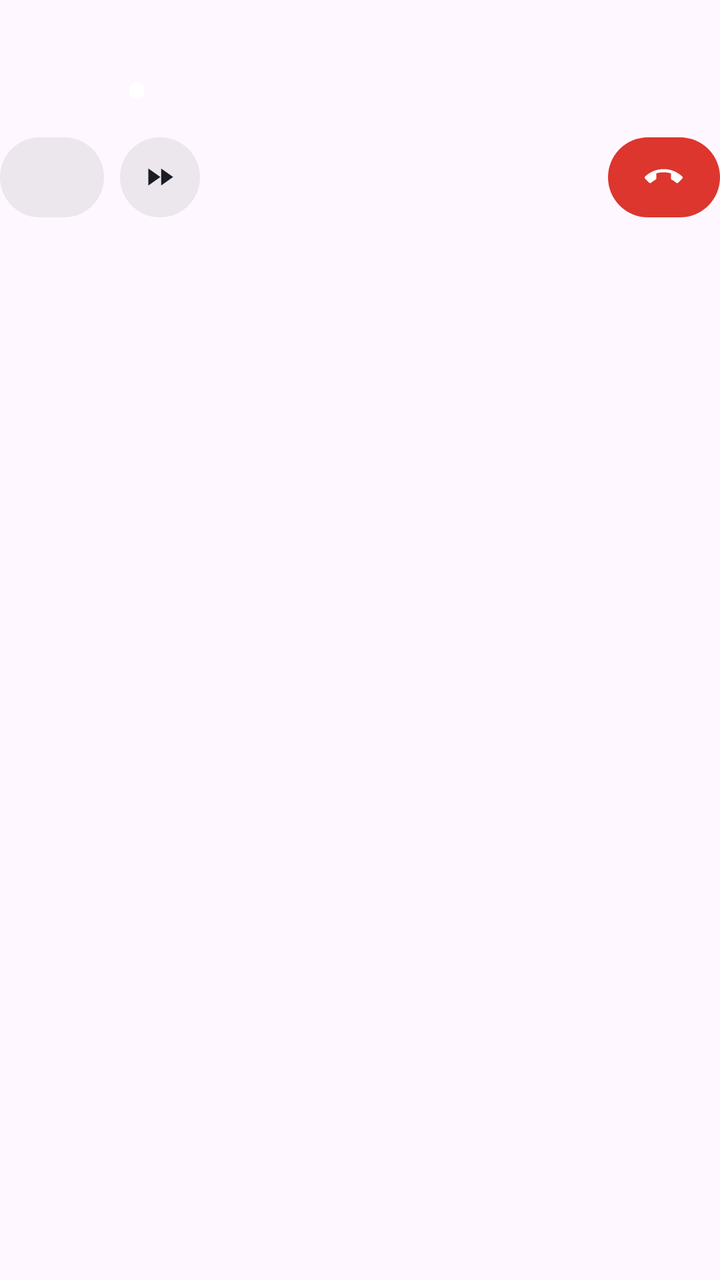
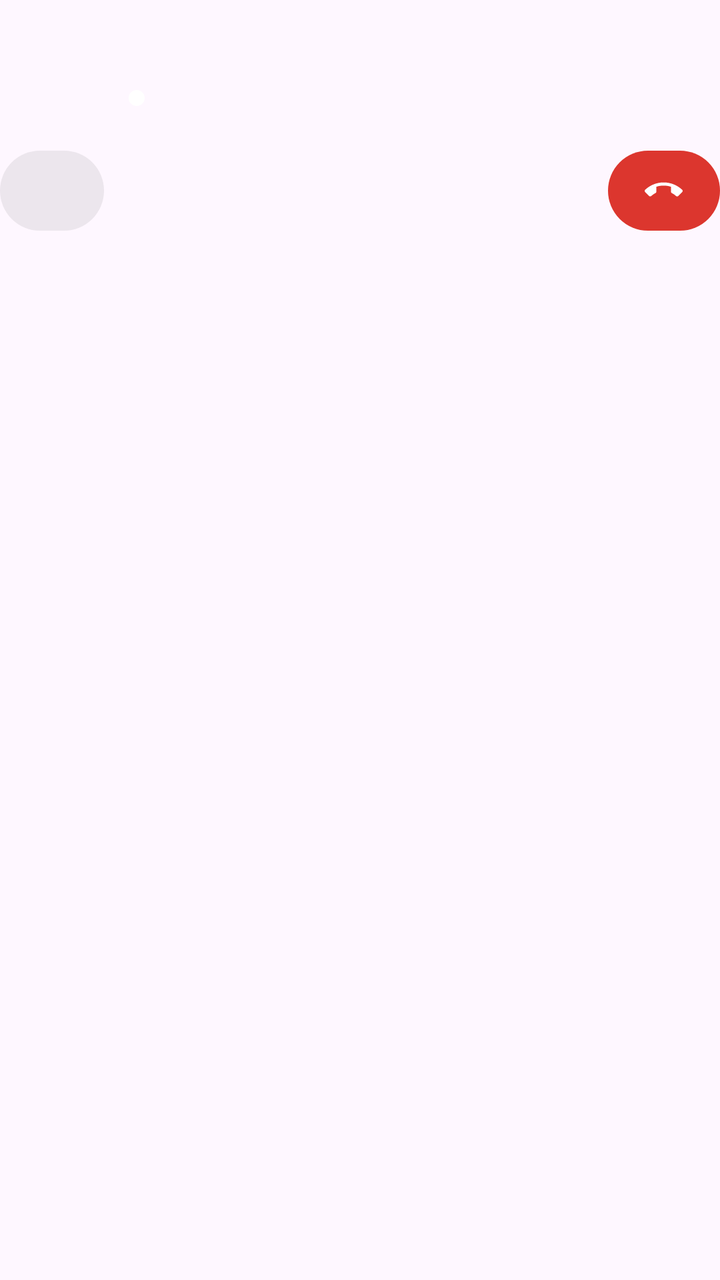

The first picture is an Android layout as it rendered before a commit; the second is the same layout after the commit. The layout source and the unified diff follow.
<!-- AndroidManifest.xml: another module's application theme Theme.sidevoice_mobile -->
<!-- res/layout/call_card.xml -->
<?xml version="1.0" encoding="utf-8"?>
<LinearLayout xmlns:android="http://schemas.android.com/apk/res/android"
    xmlns:tools="http://schemas.android.com/tools"
    android:layout_width="match_parent"
    android:layout_height="wrap_content"
    android:clipChildren="false"
    android:clipToPadding="false"
    android:orientation="vertical">

    <LinearLayout
        android:layout_width="match_parent"
        android:layout_height="wrap_content"
        android:clipChildren="false"
        android:clipToPadding="false"
        android:orientation="horizontal">

        
        <ImageView
            android:id="@+id/call_card_tile"
            android:layout_width="66dp"
            android:layout_height="72dp"
            android:layout_marginStart="-7dp"
            android:layout_marginTop="-10dp"
            android:layout_marginEnd="5dp"
            android:layout_marginBottom="-6dp"
            android:importantForAccessibility="no"
            android:scaleType="fitXY" />

        <LinearLayout
            android:layout_width="0dp"
            android:layout_height="wrap_content"
            android:layout_weight="1"
            android:orientation="vertical">

            <TextView
                android:id="@+id/call_card_title"
                android:layout_width="match_parent"
                android:layout_height="wrap_content"
                android:ellipsize="end"
                android:fontFamily="@font/dm_sans_700"
                android:includeFontPadding="false"
                android:letterSpacing="-0.01"
                android:lineHeight="23.5sp"
                android:maxLines="1"
                android:textColor="@color/call_card_text"
                android:textSize="16sp" />

            <TextView
                android:id="@+id/call_card_sub"
                android:layout_width="match_parent"
                android:layout_height="wrap_content"
                android:ellipsize="end"
                android:fontFamily="@font/dm_sans_400"
                android:includeFontPadding="false"
                android:lineHeight="19sp"
                android:maxLines="1"
                android:textColor="@color/call_card_text_secondary"
                android:textSize="13sp" />

            <LinearLayout
                android:layout_width="match_parent"
                android:layout_height="wrap_content"
                android:layout_marginTop="3dp"
                android:gravity="center_vertical"
                android:orientation="horizontal">

                <ImageView
                    android:id="@+id/call_card_dot"
                    android:layout_width="8dp"
                    android:layout_height="8dp"
                    android:layout_marginEnd="6dp"
                    android:importantForAccessibility="no"
                    android:src="@drawable/call_card_dot" />

                <TextView
                    android:id="@+id/call_card_state"
                    android:layout_width="wrap_content"
                    android:layout_height="wrap_content"
                    android:ellipsize="end"
                    android:fontFamily="@font/dm_sans_650"
                    android:includeFontPadding="false"
                    android:lineHeight="20.5sp"
                    android:maxLines="1"
                    android:textSize="14sp" />

                
                <TextView
                    android:id="@+id/call_card_since_dot"
                    android:layout_width="wrap_content"
                    android:layout_height="wrap_content"
                    android:layout_marginStart="4dp"
                    android:fontFamily="@font/dm_sans_600"
                    android:includeFontPadding="false"
                    android:lineHeight="20.5sp"
                    android:maxLines="1"
                    android:text="·"
                    android:textSize="14sp"
                    android:visibility="gone"
                    tools:ignore="HardcodedText" />

                <Chronometer
                    android:id="@+id/call_card_since"
                    android:layout_width="wrap_content"
                    android:layout_height="wrap_content"
                    android:layout_marginStart="4dp"
                    android:fontFamily="@font/dm_sans_600"
                    android:includeFontPadding="false"
                    android:lineHeight="20.5sp"
                    android:maxLines="1"
                    android:textSize="14sp"
                    android:visibility="gone" />
            </LinearLayout>
        </LinearLayout>

        
        <FrameLayout
            android:id="@+id/call_card_route"
            android:layout_width="30dp"
            android:layout_height="30dp"
            android:layout_marginStart="12dp"
            android:background="@drawable/call_card_button"
            android:visibility="gone">

            <ImageView
                android:id="@+id/call_card_route_icon"
                android:layout_width="16dp"
                android:layout_height="16dp"
                android:layout_gravity="center"
                android:importantForAccessibility="no" />
        </FrameLayout>
    </LinearLayout>

    <LinearLayout
        android:layout_width="match_parent"
        android:layout_height="40dp"
        android:layout_marginTop="12dp"
        android:clipChildren="false"
        android:clipToPadding="false"
        android:gravity="center_vertical"
        android:orientation="horizontal">

        
        <FrameLayout
            android:layout_width="0dp"
            android:layout_height="40dp"
            android:layout_marginEnd="8dp"
            android:layout_weight="1">

            <LinearLayout
                android:layout_width="wrap_content"
                android:layout_height="40dp"
                android:orientation="horizontal">

                <LinearLayout
                    android:id="@+id/call_card_mute"
                    android:layout_width="wrap_content"
                    android:layout_height="40dp"
                    android:background="@drawable/call_card_button"
                    android:gravity="center_vertical"
                    android:orientation="horizontal"
                    android:paddingStart="13dp"
                    android:paddingEnd="16dp">

                    <ImageView
                        android:id="@+id/call_card_mute_icon"
                        android:layout_width="17dp"
                        android:layout_height="17dp"
                        android:layout_marginEnd="6dp"
                        android:importantForAccessibility="no" />

                    <TextView
                        android:id="@+id/call_card_mute_label"
                        android:layout_width="wrap_content"
                        android:layout_height="wrap_content"
                        android:fontFamily="@font/dm_sans_650"
                        android:includeFontPadding="false"
                        android:maxLines="1"
                        android:textSize="14sp" />
                </LinearLayout>

                <FrameLayout
                    android:id="@+id/call_card_mute_round"
                    android:layout_width="40dp"
                    android:layout_height="40dp"
                    android:background="@drawable/call_card_button"
                    android:visibility="gone">

                    <ImageView
                        android:id="@+id/call_card_mute_round_icon"
                        android:layout_width="17dp"
                        android:layout_height="17dp"
                        android:layout_gravity="center"
                        android:importantForAccessibility="no" />
                </FrameLayout>

                <FrameLayout
                    android:id="@+id/call_card_skip"
                    android:layout_width="40dp"
                    android:layout_height="40dp"
                    android:layout_marginStart="8dp"
                    android:background="@drawable/call_card_button">

                    <ImageView
                        android:layout_width="17dp"
                        android:layout_height="17dp"
                        android:layout_gravity="center"
                        android:importantForAccessibility="no"
                        android:src="@drawable/ic_card_skip" />
                </FrameLayout>
            </LinearLayout>
        </FrameLayout>

        
        <LinearLayout
            android:id="@+id/call_card_others"
            android:layout_width="wrap_content"
            android:layout_height="wrap_content"
            android:layout_marginEnd="8dp"
            android:clipChildren="false"
            android:gravity="center_vertical"
            android:orientation="horizontal">

            
            <ImageView
                android:id="@+id/call_card_faces"
                android:layout_width="wrap_content"
                android:layout_height="wrap_content"
                android:layout_marginStart="-6dp"
                android:layout_marginTop="-12dp"
                android:layout_marginEnd="-6dp"
                android:layout_marginBottom="-12dp"
                android:importantForAccessibility="no" />

            <TextView
                android:id="@+id/call_card_count"
                android:layout_width="wrap_content"
                android:layout_height="wrap_content"
                android:layout_marginStart="3dp"
                android:fontFamily="@font/dm_sans_650"
                android:includeFontPadding="false"
                android:importantForAccessibility="no"
                android:maxLines="1"
                android:textColor="@color/call_card_text_secondary"
                android:textSize="13sp" />
        </LinearLayout>

        <FrameLayout
            android:id="@+id/call_card_hang_up"
            android:layout_width="56dp"
            android:layout_height="40dp"
            android:background="@drawable/call_card_button_end">

            <ImageView
                android:layout_width="19dp"
                android:layout_height="19dp"
                android:layout_gravity="center"
                android:importantForAccessibility="no"
                android:src="@drawable/ic_card_hang_up_white" />
        </FrameLayout>
    </LinearLayout>
</LinearLayout>
<!-- resources referenced by this layout -->
<resources>
  <color name="call_card_text">#FF1B1D24</color>
  <color name="call_card_text_secondary">#FF545766</color>
  <!-- drawable call_card_button (drawable) -->
  <?xml version="1.0" encoding="utf-8"?>
  <shape xmlns:android="http://schemas.android.com/apk/res/android" android:shape="rectangle">
      <solid android:color="@color/call_card_button" />
      <corners android:radius="20dp" />
  </shape>
  <!-- drawable call_card_button_end (drawable) -->
  <?xml version="1.0" encoding="utf-8"?>
  <shape xmlns:android="http://schemas.android.com/apk/res/android" android:shape="rectangle">
      <solid android:color="@color/call_card_end" />
      <corners android:radius="20dp" />
  </shape>
  <!-- drawable call_card_dot (drawable) -->
  <?xml version="1.0" encoding="utf-8"?>
  <shape xmlns:android="http://schemas.android.com/apk/res/android" android:shape="oval">
      <solid android:color="#FFFFFFFF" />
  </shape>
  <!-- drawable ic_card_hang_up_white (drawable) -->
  <?xml version="1.0" encoding="utf-8"?>
  <vector xmlns:android="http://schemas.android.com/apk/res/android" android:width="24dp" android:height="24dp"
      android:viewportWidth="24" android:viewportHeight="24" android:tint="@color/call_card_white">
      <path android:fillColor="#FFFFFFFF" android:pathData="M12,9c-1.6,0 -3.15,0.25 -4.6,0.72v3.1c0,0.39 -0.23,0.74 -0.56,0.9 -0.98,0.49 -1.87,1.12 -2.66,1.85 -0.18,0.18 -0.43,0.28 -0.7,0.28 -0.28,0 -0.53,-0.11 -0.71,-0.29L0.29,13.08c-0.18,-0.17 -0.29,-0.42 -0.29,-0.7 0,-0.28 0.11,-0.53 0.29,-0.71C3.34,8.78 7.46,7 12,7s8.66,1.78 11.71,4.67c0.18,0.18 0.29,0.43 0.29,0.71 0,0.28 -0.11,0.53 -0.29,0.71l-2.48,2.48c-0.18,0.18 -0.43,0.29 -0.71,0.29 -0.27,0 -0.52,-0.11 -0.7,-0.28 -0.79,-0.74 -1.69,-1.36 -2.67,-1.85 -0.33,-0.16 -0.56,-0.5 -0.56,-0.9v-3.1C15.15,9.25 13.6,9 12,9z" />
  </vector>
  <!-- drawable ic_card_skip (drawable) -->
  <?xml version="1.0" encoding="utf-8"?>
  <vector xmlns:android="http://schemas.android.com/apk/res/android" android:width="24dp" android:height="24dp"
      android:viewportWidth="24" android:viewportHeight="24" android:tint="@color/call_card_text">
      <path android:fillColor="#FFFFFFFF" android:pathData="M4,18l8.5,-6L4,6v12zM13,6v12l8.5,-6L13,6z" />
  </vector>
  <style name="Theme.sidevoice_mobile" parent="Theme.Material3.DayNight.NoActionBar">
          
      </style>
  <color name="call_card_button">#141B1D24</color>
  <color name="call_card_end">#FFDC362E</color>
  <color name="call_card_white">#FFFFFFFF</color>
</resources>

<!-- the commit's change to res/layout/call_card.xml (unified diff, before → after) -->
@@ -57,59 +57,100 @@
                 android:textColor="@color/call_card_text_secondary"
                 android:textSize="13sp" />
 
-            <LinearLayout
+            
+            <RelativeLayout
                 android:layout_width="match_parent"
-                android:layout_height="wrap_content"
-                android:layout_marginTop="3dp"
-                android:gravity="center_vertical"
-                android:orientation="horizontal">
-
-                <ImageView
-                    android:id="@+id/call_card_dot"
-                    android:layout_width="8dp"
-                    android:layout_height="8dp"
-                    android:layout_marginEnd="6dp"
-                    android:importantForAccessibility="no"
-                    android:src="@drawable/call_card_dot" />
-
-                <TextView
-                    android:id="@+id/call_card_state"
+                android:layout_height="28dp"
+                android:layout_marginTop="1dp">
+
+                <LinearLayout
+                    android:id="@+id/call_card_action"
+                    android:layout_width="wrap_content"
+                    android:layout_height="28dp"
+                    android:layout_alignParentEnd="true"
+                    android:layout_centerVertical="true"
+                    android:layout_marginStart="8dp"
+                    android:background="@drawable/call_card_action"
+                    android:gravity="center_vertical"
+                    android:orientation="horizontal"
+                    android:paddingStart="9dp"
+                    android:paddingEnd="11dp"
+                    android:visibility="gone">
+
+                    <ImageView
+                        android:id="@+id/call_card_action_icon"
+                        android:layout_width="13dp"
+                        android:layout_height="13dp"
+                        android:layout_marginEnd="5dp"
+                        android:importantForAccessibility="no" />
+
+                    <TextView
+                        android:id="@+id/call_card_action_label"
+                        android:layout_width="wrap_content"
+                        android:layout_height="wrap_content"
+                        android:fontFamily="@font/dm_sans_650"
+                        android:includeFontPadding="false"
+                        android:maxLines="1"
+                        android:textColor="@color/call_card_text"
+                        android:textSize="13sp" />
+                </LinearLayout>
+
+                <LinearLayout
                     android:layout_width="wrap_content"
                     android:layout_height="wrap_content"
-                    android:ellipsize="end"
-                    android:fontFamily="@font/dm_sans_650"
-                    android:includeFontPadding="false"
-                    android:lineHeight="20.5sp"
-                    android:maxLines="1"
-                    android:textSize="14sp" />
-
-                
-                <TextView
-                    android:id="@+id/call_card_since_dot"
-                    android:layout_width="wrap_content"
-                    android:layout_height="wrap_content"
-                    android:layout_marginStart="4dp"
-                    android:fontFamily="@font/dm_sans_600"
-                    android:includeFontPadding="false"
-                    android:lineHeight="20.5sp"
-                    android:maxLines="1"
-                    android:text="·"
-                    android:textSize="14sp"
-                    android:visibility="gone"
-                    tools:ignore="HardcodedText" />
-
-                <Chronometer
-                    android:id="@+id/call_card_since"
-                    android:layout_width="wrap_content"
-                    android:layout_height="wrap_content"
-                    android:layout_marginStart="4dp"
-                    android:fontFamily="@font/dm_sans_600"
-                    android:includeFontPadding="false"
-                    android:lineHeight="20.5sp"
-                    android:maxLines="1"
-                    android:textSize="14sp"
-                    android:visibility="gone" />
-            </LinearLayout>
+                    android:layout_alignParentStart="true"
+                    android:layout_centerVertical="true"
+                    android:layout_toStartOf="@id/call_card_action"
+                    android:gravity="center_vertical"
+                    android:orientation="horizontal">
+
+                    <ImageView
+                        android:id="@+id/call_card_dot"
+                        android:layout_width="8dp"
+                        android:layout_height="8dp"
+                        android:layout_marginEnd="6dp"
+                        android:importantForAccessibility="no"
+                        android:src="@drawable/call_card_dot" />
+
+                    <TextView
+                        android:id="@+id/call_card_state"
+                        android:layout_width="wrap_content"
+                        android:layout_height="wrap_content"
+                        android:ellipsize="end"
+                        android:fontFamily="@font/dm_sans_650"
+                        android:includeFontPadding="false"
+                        android:lineHeight="20.5sp"
+                        android:maxLines="1"
+                        android:textSize="14sp" />
+
+                    
+                    <TextView
+                        android:id="@+id/call_card_since_dot"
+                        android:layout_width="wrap_content"
+                        android:layout_height="wrap_content"
+                        android:layout_marginStart="4dp"
+                        android:fontFamily="@font/dm_sans_600"
+                        android:includeFontPadding="false"
+                        android:lineHeight="20.5sp"
+                        android:maxLines="1"
+                        android:text="·"
+                        android:textSize="14sp"
+                        android:visibility="gone"
+                        tools:ignore="HardcodedText" />
+
+                    <Chronometer
+                        android:id="@+id/call_card_since"
+                        android:layout_width="wrap_content"
+                        android:layout_height="wrap_content"
+                        android:layout_marginStart="4dp"
+                        android:fontFamily="@font/dm_sans_600"
+                        android:includeFontPadding="false"
+                        android:lineHeight="20.5sp"
+                        android:maxLines="1"
+                        android:textSize="14sp"
+                        android:visibility="gone" />
+                </LinearLayout>
+            </RelativeLayout>
         </LinearLayout>
 
         
@@ -192,21 +233,6 @@
                         android:layout_gravity="center"
                         android:importantForAccessibility="no" />
                 </FrameLayout>
-
-                <FrameLayout
-                    android:id="@+id/call_card_skip"
-                    android:layout_width="40dp"
-                    android:layout_height="40dp"
-                    android:layout_marginStart="8dp"
-                    android:background="@drawable/call_card_button">
-
-                    <ImageView
-                        android:layout_width="17dp"
-                        android:layout_height="17dp"
-                        android:layout_gravity="center"
-                        android:importantForAccessibility="no"
-                        android:src="@drawable/ic_card_skip" />
-                </FrameLayout>
             </LinearLayout>
         </FrameLayout>
 
<!-- resource entries referenced after the edit -->
@@ -2,6 +2,12 @@
 <resources>
   <color name="call_card_text">#FF1B1D24</color>
   <color name="call_card_text_secondary">#FF545766</color>
+  <!-- drawable call_card_action (drawable) -->
+  <?xml version="1.0" encoding="utf-8"?>
+  <shape xmlns:android="http://schemas.android.com/apk/res/android" android:shape="rectangle">
+      <solid android:color="@color/call_card_button" />
+      <corners android:radius="14dp" />
+  </shape>
   <!-- drawable call_card_button (drawable) -->
   <?xml version="1.0" encoding="utf-8"?>
   <shape xmlns:android="http://schemas.android.com/apk/res/android" android:shape="rectangle">
@@ -25,12 +31,6 @@
       android:viewportWidth="24" android:viewportHeight="24" android:tint="@color/call_card_white">
       <path android:fillColor="#FFFFFFFF" android:pathData="M12,9c-1.6,0 -3.15,0.25 -4.6,0.72v3.1c0,0.39 -0.23,0.74 -0.56,0.9 -0.98,0.49 -1.87,1.12 -2.66,1.85 -0.18,0.18 -0.43,0.28 -0.7,0.28 -0.28,0 -0.53,-0.11 -0.71,-0.29L0.29,13.08c-0.18,-0.17 -0.29,-0.42 -0.29,-0.7 0,-0.28 0.11,-0.53 0.29,-0.71C3.34,8.78 7.46,7 12,7s8.66,1.78 11.71,4.67c0.18,0.18 0.29,0.43 0.29,0.71 0,0.28 -0.11,0.53 -0.29,0.71l-2.48,2.48c-0.18,0.18 -0.43,0.29 -0.71,0.29 -0.27,0 -0.52,-0.11 -0.7,-0.28 -0.79,-0.74 -1.69,-1.36 -2.67,-1.85 -0.33,-0.16 -0.56,-0.5 -0.56,-0.9v-3.1C15.15,9.25 13.6,9 12,9z" />
   </vector>
-  <!-- drawable ic_card_skip (drawable) -->
-  <?xml version="1.0" encoding="utf-8"?>
-  <vector xmlns:android="http://schemas.android.com/apk/res/android" android:width="24dp" android:height="24dp"
-      android:viewportWidth="24" android:viewportHeight="24" android:tint="@color/call_card_text">
-      <path android:fillColor="#FFFFFFFF" android:pathData="M4,18l8.5,-6L4,6v12zM13,6v12l8.5,-6L13,6z" />
-  </vector>
   <style name="Theme.sidevoice_mobile" parent="Theme.Material3.DayNight.NoActionBar">
           
       </style>
